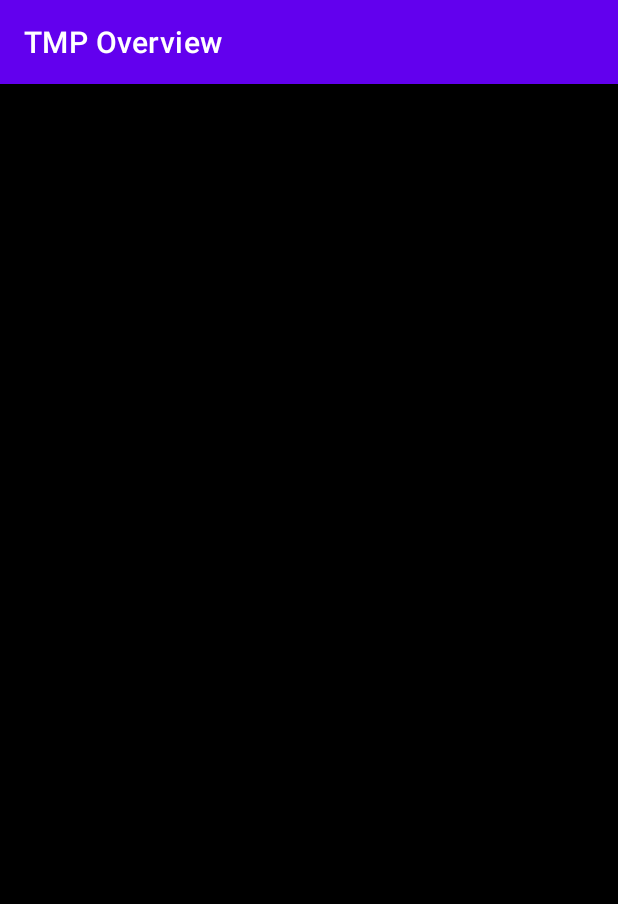
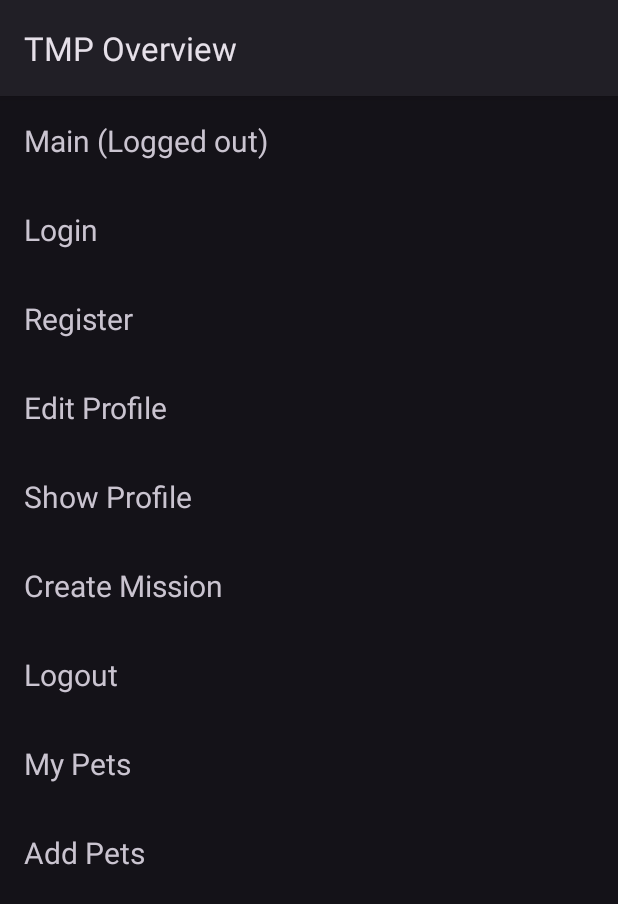
Before and after one commit to MikuuW/PetPal, an Android app: the screen it shows after launch (tmpActivity), on a phone screen of 412 x 824 dp. Shown: the top 904 px of the screen. Run offline under Robolectric (Android 15) with nearby library versions, the phone set to English and light mode, and no system bars; our stand-ins replace Firebase (no records; nobody signed in at launch, a user with empty details on screens opened directly).

Commit message:
add: fix styling...

```diff
--- a/app/src/main/AndroidManifest.xml
+++ b/app/src/main/AndroidManifest.xml
@@ -13,7 +13,8 @@
         tools:targetApi="31">
         <activity
             android:name=".tmpActivity"
-            android:exported="true">
+            android:exported="true"
+            android:theme="@style/Theme.Material3.Dark">
             <intent-filter>
                 <action android:name="android.intent.action.MAIN" />
 
--- a/app/src/main/res/layout/activity_tmp.xml
+++ b/app/src/main/res/layout/activity_tmp.xml
@@ -3,25 +3,21 @@
     xmlns:app="http://schemas.android.com/apk/res-auto"
     xmlns:tools="http://schemas.android.com/tools"
     android:layout_width="match_parent"
-    android:layout_height="match_parent"
-    android:background="@color/purple_200">
+    android:layout_height="match_parent">
 
     <ScrollView
         android:layout_width="match_parent"
-        android:layout_height="match_parent"
-        android:background="@color/black">
+        android:layout_height="match_parent">
 
         <LinearLayout
             android:layout_width="match_parent"
             android:layout_height="wrap_content"
-            android:orientation="vertical"
-            android:background="@color/black">
+            android:orientation="vertical">
 
             <TextView
                 android:id="@+id/tv_main"
                 android:layout_width="match_parent"
                 android:layout_height="wrap_content"
-                android:background="@android:color/black"
                 android:padding="16dp"
                 android:text="Main"
                 android:textSize="20sp" />
@@ -32,8 +28,7 @@
                 android:layout_height="wrap_content"
                 android:text="Login"
                 android:textSize="20sp"
-                android:padding="16dp"
-                android:background="@android:color/black"/>
+                android:padding="16dp"/>
 
             <TextView
                 android:id="@+id/tv_register"
@@ -41,32 +36,28 @@
                 android:layout_height="wrap_content"
                 android:text="Register"
                 android:textSize="20sp"
-                android:padding="16dp"
-                android:background="@android:color/black"/>
+                android:padding="16dp"/>
             <TextView
                 android:id="@+id/tv_edit_profile"
                 android:layout_width="match_parent"
                 android:layout_height="wrap_content"
                 android:text="Edit Profile"
                 android:textSize="20sp"
-                android:padding="16dp"
-                android:background="@android:color/black"/>
+                android:padding="16dp"/>
             <TextView
                 android:id="@+id/tv_show_profile"
                 android:layout_width="match_parent"
                 android:layout_height="wrap_content"
                 android:text="Show Profile"
                 android:textSize="20sp"
-                android:padding="16dp"
-                android:background="@android:color/black"/>
+                android:padding="16dp"/>
             <TextView
                 android:id="@+id/tv_create_mission"
                 android:layout_width="match_parent"
                 android:layout_height="wrap_content"
                 android:text="Create Mission"
                 android:textSize="20sp"
-                android:padding="16dp"
-                android:background="@android:color/black"/>
+                android:padding="16dp"/>
 
             <TextView
                 android:id="@+id/tv_logout"
@@ -74,14 +65,12 @@
                 android:layout_height="wrap_content"
                 android:text="Logout"
                 android:textSize="20sp"
-                android:padding="16dp"
-                android:background="@android:color/black"/>
+                android:padding="16dp"/>
 
             <TextView
                 android:id="@+id/tv_my_pets"
                 android:layout_width="match_parent"
                 android:layout_height="wrap_content"
-                android:background="@android:color/black"
                 android:padding="16dp"
                 android:text="My Pets"
                 android:textSize="20sp" />
@@ -90,7 +79,6 @@
                 android:id="@+id/tv_add_pets"
                 android:layout_width="match_parent"
                 android:layout_height="wrap_content"
-                android:background="@android:color/black"
                 android:padding="16dp"
                 android:text="Add Pets"
                 android:textSize="20sp" />
--- a/app/src/main/res/layout/list_item_events.xml
+++ b/app/src/main/res/layout/list_item_events.xml
@@ -4,7 +4,7 @@
     android:layout_height="wrap_content"
     android:padding="10dp"
     android:layout_margin="2dp"
-    android:background="@color/black">
+    android:background="@drawable/border">
 
     <TextView
         android:id="@+id/item_title"
--- a/app/src/main/res/layout/list_item_pets.xml
+++ b/app/src/main/res/layout/list_item_pets.xml
@@ -4,7 +4,7 @@
     android:layout_height="wrap_content"
     android:padding="10dp"
     android:layout_margin="2dp"
-    android:background="@color/black">
+    android:background="@drawable/border">
 
     <TextView
         android:id="@+id/item_title"
```
